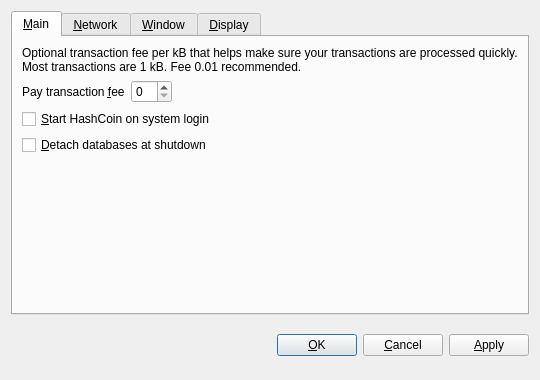
This is src/qt/forms/optionsdialog.ui in HashCoin/ElectricCoin as Qt 5 draws it before an edit. The edited form follows.
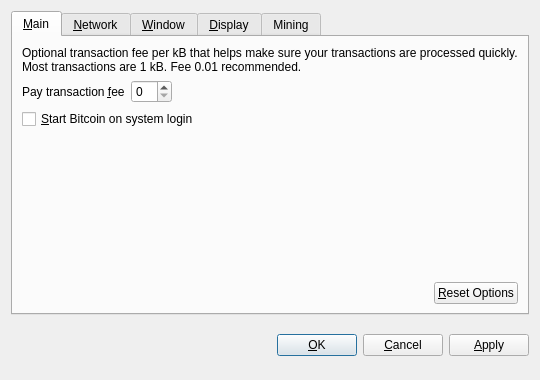
This is the edited form. Custom widgets are drawn as their Qt base class.

```diff
--- a/src/qt/forms/optionsdialog.ui
+++ b/src/qt/forms/optionsdialog.ui
@@ -82,17 +82,7 @@
           <string>Automatically start HashCoin after logging in to the system.</string>
          </property>
          <property name="text">
-          <string>&amp;Start HashCoin on system login</string>
-         </property>
-        </widget>
-       </item>
-       <item>
-        <widget class="QCheckBox" name="detachDatabases">
-         <property name="toolTip">
-          <string>Detach block and address databases at shutdown. This means they can be moved to another data directory, but it slows down shutdown. The wallet is always detached.</string>
-         </property>
-         <property name="text">
-          <string>&amp;Detach databases at shutdown</string>
+          <string>&amp;Start Bitcoin on system login</string>
          </property>
         </widget>
        </item>
@@ -109,6 +99,36 @@
          </property>
         </spacer>
        </item>
+       <item>
+        <layout class="QHBoxLayout" name="horizontalLayout_2_Main">
+         <item>
+          <spacer name="horizontalSpacer_2_Main">
+           <property name="orientation">
+            <enum>Qt::Horizontal</enum>
+           </property>
+           <property name="sizeHint" stdset="0">
+            <size>
+             <width>40</width>
+             <height>20</height>
+            </size>
+           </property>
+          </spacer>
+         </item>
+         <item>
+          <widget class="QPushButton" name="resetButton">
+           <property name="toolTip">
+            <string>Reset all client options to default.</string>
+           </property>
+           <property name="text">
+            <string>&amp;Reset Options</string>
+           </property>
+           <property name="autoDefault">
+            <bool>false</bool>
+           </property>
+          </widget>
+         </item>
+        </layout>
+       </item>
       </layout>
      </widget>
      <widget class="QWidget" name="tabNetwork">
@@ -358,6 +378,36 @@
        </item>
       </layout>
      </widget>
+     <widget class="QWidget" name="tabMining">
+      <attribute name="title">
+       <string>Mining</string>
+      </attribute>
+      <layout class="QVBoxLayout" name="verticalLayout_Display">
+       <item>
+        <widget class="QCheckBox" name="autoMining">
+         <property name="toolTip">
+          <string/>
+         </property>
+         <property name="text">
+          <string>&amp;Start mining larks on start application</string>
+         </property>
+        </widget>
+       </item>
+       <item>
+        <spacer name="verticalSpacer_Mining">
+         <property name="orientation">
+          <enum>Qt::Vertical</enum>
+         </property>
+         <property name="sizeHint" stdset="0">
+          <size>
+           <width>20</width>
+           <height>40</height>
+          </size>
+         </property>
+        </spacer>
+       </item>
+      </layout>
+     </widget>
     </widget>
    </item>
    <item>
```
Left out of the diff: 14 changed lines with no effect on the pictures.
